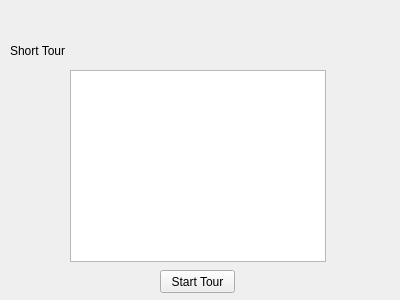
Qt form shorttour.ui (DuncanBauer/WineryTours) before a commit.
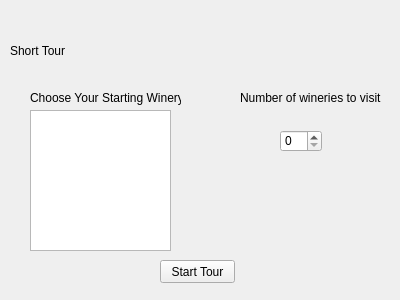
The same form after that commit.

```diff
--- a/shorttour.ui
+++ b/shorttour.ui
@@ -36,7 +36,7 @@
    <property name="geometry">
     <rect>
      <x>160</x>
-     <y>270</y>
+     <y>260</y>
      <width>75</width>
      <height>23</height>
     </rect>
@@ -48,13 +48,49 @@
   <widget class="QListWidget" name="listWidget">
    <property name="geometry">
     <rect>
-     <x>70</x>
-     <y>70</y>
-     <width>256</width>
-     <height>192</height>
+     <x>30</x>
+     <y>110</y>
+     <width>141</width>
+     <height>141</height>
     </rect>
    </property>
   </widget>
+  <widget class="QLabel" name="label_2">
+   <property name="geometry">
+    <rect>
+     <x>30</x>
+     <y>90</y>
+     <width>151</width>
+     <height>16</height>
+    </rect>
+   </property>
+   <property name="text">
+    <string>Choose Your Starting Winery</string>
+   </property>
+  </widget>
+  <widget class="QSpinBox" name="spinBox">
+   <property name="geometry">
+    <rect>
+     <x>280</x>
+     <y>130</y>
+     <width>42</width>
+     <height>22</height>
+    </rect>
+   </property>
+  </widget>
+  <widget class="QLabel" name="label_3">
+   <property name="geometry">
+    <rect>
+     <x>240</x>
+     <y>90</y>
+     <width>171</width>
+     <height>16</height>
+    </rect>
+   </property>
+   <property name="text">
+    <string>Number of wineries to visit</string>
+   </property>
+  </widget>
  </widget>
  <resources/>
  <connections/>
```
